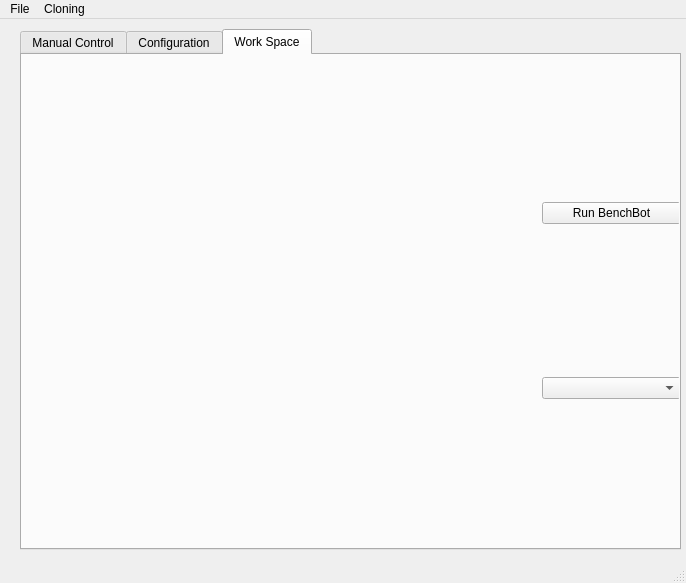
Qt form code/BenchBotMain.ui (jmeunier28/BenchBot) before a commit.
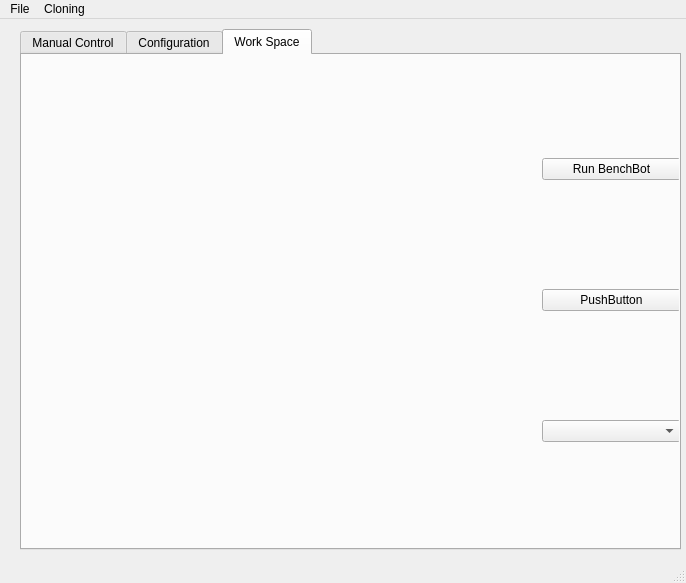
The same form after that commit. The open tabs and pages were chosen to show the change.

Commit message: added path boundary algorithm

Patch:
```diff
--- a/code/BenchBotMain.ui
+++ b/code/BenchBotMain.ui
@@ -962,6 +962,13 @@
          </property>
         </widget>
        </item>
+       <item>
+        <widget class="QPushButton" name="testButton">
+         <property name="text">
+          <string>PushButton</string>
+         </property>
+        </widget>
+       </item>
        <item>
         <widget class="QComboBox" name="workspaceBox"/>
        </item>
```
Left out of the diff: 2 changed lines with no effect on the pictures. The commit also changes 1 other file.
